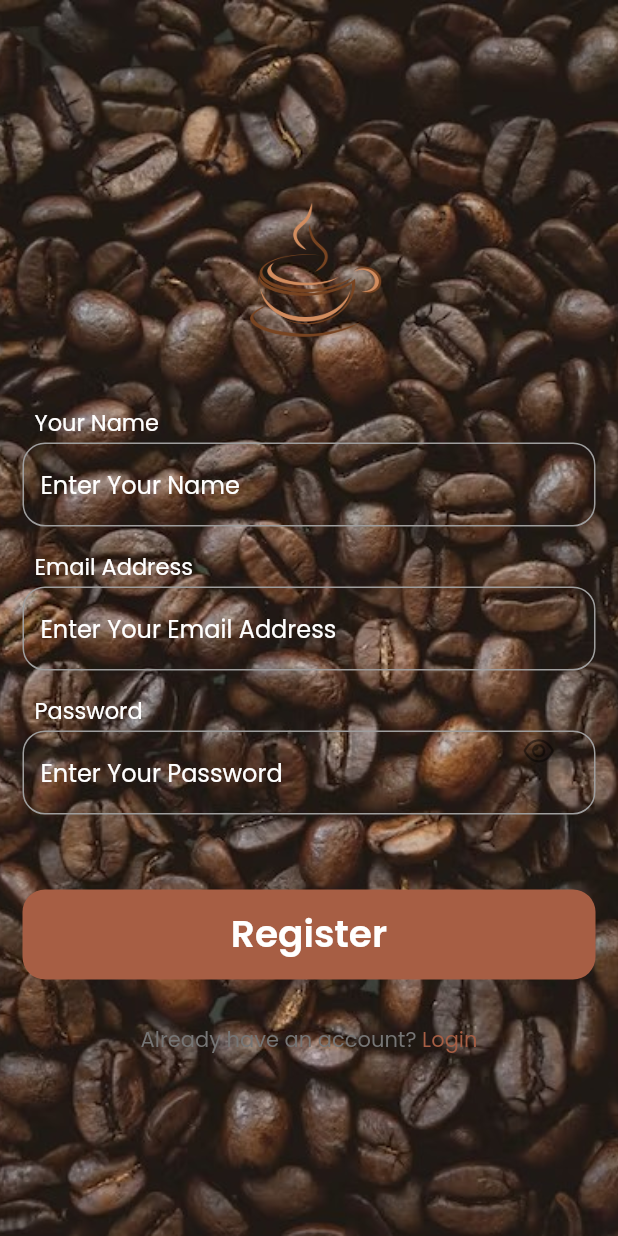
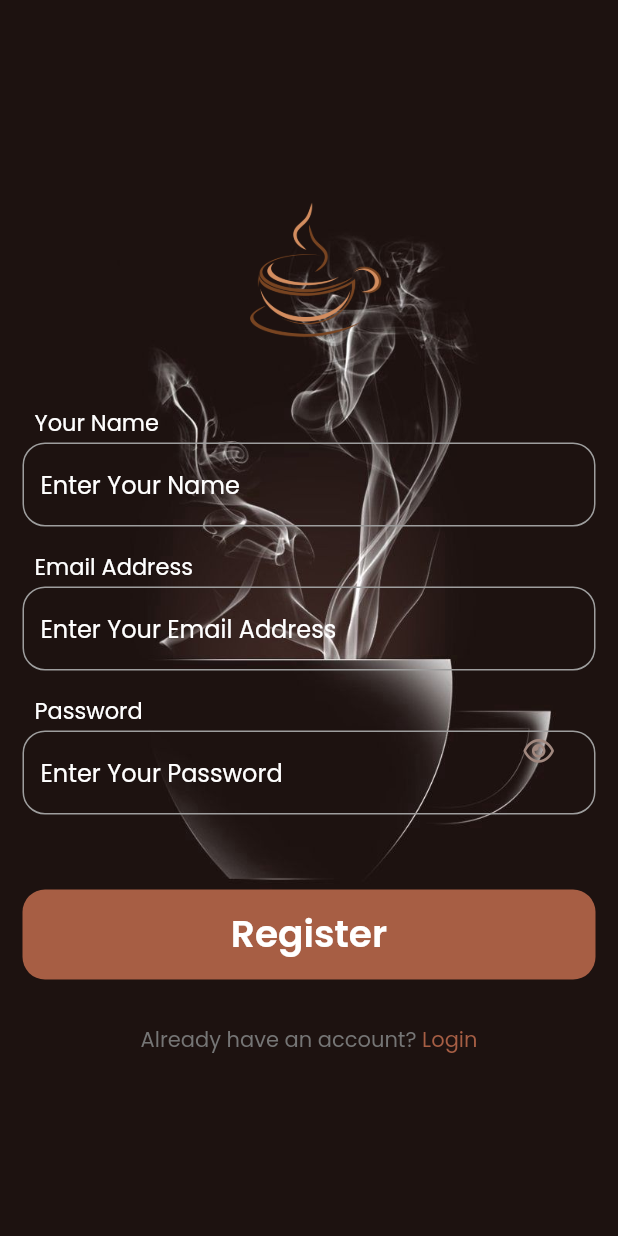
Before and after one commit to Abdullah359/Coffee-Planet, a Flutter app: the screen it shows after launch, on a phone screen of 412 x 824 dp. Run offline on Flutter 3.47's test engine with Material 2 defaults, Android fonts, the phone set to English and light mode, and no system bars; our stand-ins replace easy_splash_screen, font_awesome_flutter, google_fonts, lottie.

Commit message:
first commit

```diff
--- a/lib/Login_Signup/signuppage.dart
+++ b/lib/Login_Signup/signuppage.dart
@@ -1,5 +1,5 @@
 import 'package:coffeeplanet/Login_Signup/loginpage.dart';
-import 'package:coffeeplanet/components/my_textfield.dart';
+import 'package:coffeeplanet/components/my_textfields.dart';
 import 'package:flutter/gestures.dart';
 import 'package:flutter/material.dart';
 import 'package:google_fonts/google_fonts.dart';
@@ -28,8 +28,10 @@ class _SignupPageState extends State<SignupPage> {
           body: Container(
             decoration: const BoxDecoration(
               image: DecorationImage(
-                  image: AssetImage('assets/images/img1.jpeg'),
-                  fit: BoxFit.cover),
+                image: AssetImage('assets/images/coffee_bg.jpeg'),
+                fit: BoxFit.cover,
+                colorFilter: ColorFilter.mode(Colors.grey, BlendMode.dstIn),
+              ),
             ),
             child: Center(
               child: SingleChildScrollView(
--- a/lib/components/my_textfield.dart
+++ b/lib/components/my_textfields.dart
@@ -95,18 +95,14 @@ class _MyPasswordFormFieldState extends State<MyPasswordFormField> {
   @override
   Widget build(BuildContext context) {
     return Column(
+      crossAxisAlignment: CrossAxisAlignment.start,
       children: [
         Padding(
           padding: const EdgeInsets.only(left: 8.0),
-          child: Align(
-            alignment: Alignment.bottomLeft,
-            child: Text(
-              widget.fieldName,
-              style: GoogleFonts.poppins(
-                  color: Colors.white,
-                  fontSize: 15,
-                  fontWeight: FontWeight.w400),
-            ),
+          child: Text(
+            widget.fieldName,
+            style: GoogleFonts.poppins(
+                color: Colors.white, fontSize: 15, fontWeight: FontWeight.w400),
           ),
         ),
         const SizedBox(
@@ -130,9 +126,10 @@ class _MyPasswordFormFieldState extends State<MyPasswordFormField> {
                   _obscureText = !_obscureText;
                 });
               },
-              child: FaIcon(_obscureText
-                  ? FontAwesomeIcons.eye
-                  : FontAwesomeIcons.eyeSlash),
+              child: FaIcon(
+                _obscureText ? FontAwesomeIcons.eye : FontAwesomeIcons.eyeSlash,
+                color: Colors.brown.shade300,
+              ),
             ),
             focusedBorder: OutlineInputBorder(
                 borderRadius: BorderRadius.circular(15),
```
Also changed, not shown: lib/Login_Signup/loginpage.dart (+37 -20 lines).
